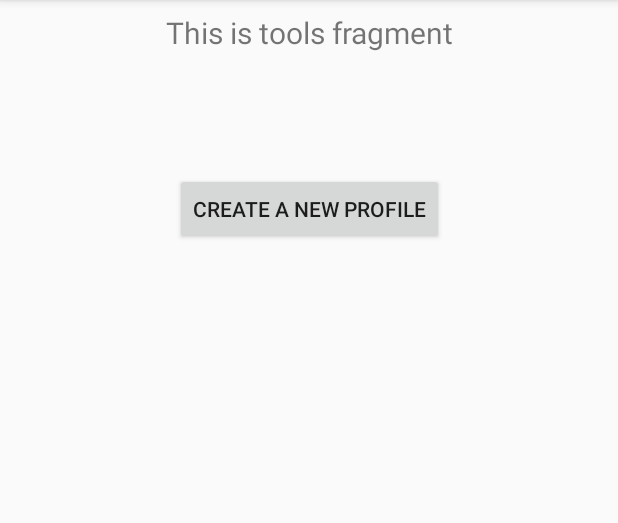
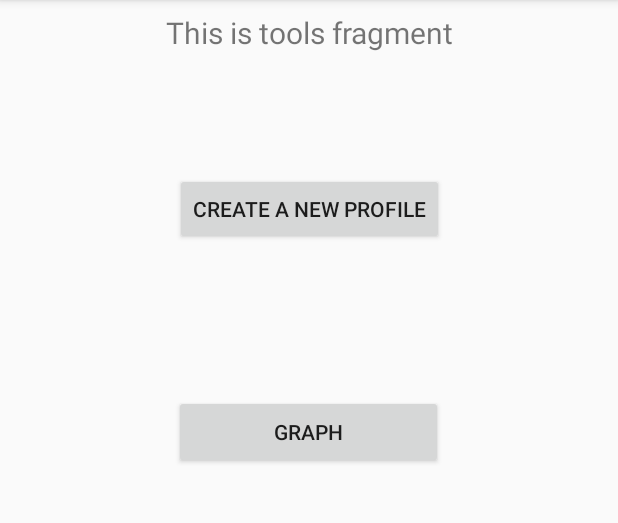
Before and after one commit to sixela98/SafeHouse, an Android app: the fragment ToolsFragment shown on its own in the app's theme, on a phone screen of 412 x 824 dp, the part 84-607 px from its top. Run offline under Robolectric (Android 15) with nearby library versions, the phone set to English and light mode, and no system bars; libraries missing offline, so code that uses them is left out: com.jjoe64.graphview.

Commit message:
Added Graph Activity

```diff
--- a/app/build.gradle
+++ b/app/build.gradle
@@ -38,6 +38,7 @@ dependencies {
     androidTestImplementation 'androidx.test.espresso:espresso-core:3.1.1'
     implementation 'com.google.firebase:firebase-analytics:17.2.1'
     implementation 'com.google.firebase:firebase-database:19.2.0'
+    implementation 'com.jjoe64:graphview:4.2.2'
 }
 
 apply plugin: 'com.google.gms.google-services'
--- a/app/src/main/java/com/example/safehouse/ui/tools/ToolsFragment.java
+++ b/app/src/main/java/com/example/safehouse/ui/tools/ToolsFragment.java
@@ -1,9 +1,11 @@
 package com.example.safehouse.ui.tools;
 
+import android.content.Intent;
 import android.os.Bundle;
 import android.view.LayoutInflater;
 import android.view.View;
 import android.view.ViewGroup;
+import android.widget.Button;
 import android.widget.TextView;
 
 import androidx.annotation.Nullable;
@@ -12,11 +14,17 @@ import androidx.fragment.app.Fragment;
 import androidx.lifecycle.Observer;
 import androidx.lifecycle.ViewModelProviders;
 
+import com.example.safehouse.MainActivity;
 import com.example.safehouse.R;
+import com.jjoe64.graphview.GraphView;
+import com.jjoe64.graphview.series.DataPoint;
+import com.jjoe64.graphview.series.LineGraphSeries;
 
 public class ToolsFragment extends Fragment {
 
+    private Button goToGraph;
     private ToolsViewModel toolsViewModel;
+
 
     public View onCreateView(@NonNull LayoutInflater inflater,
                              ViewGroup container, Bundle savedInstanceState) {
@@ -30,6 +38,16 @@ public class ToolsFragment extends Fragment {
                 textView.setText(s);
             }
         });
+
+        goToGraph = root.findViewById(R.id.goToGraph);
+
+        goToGraph.setOnClickListener(new View.OnClickListener(){
+            public void onClick(View v) {
+                Intent intent = new Intent(getContext(),Graph.class);
+                startActivity(intent);
+            }
+        });
+
         return root;
     }
 }
--- a/app/src/main/java/com/example/safehouse/ui/tools/ToolsViewModel.java
+++ b/app/src/main/java/com/example/safehouse/ui/tools/ToolsViewModel.java
@@ -16,9 +16,6 @@ public class ToolsViewModel extends ViewModel {
         mText = new MutableLiveData<>();
         mText.setValue("This is tools fragment");
 
-
-
-
     }
 
     public LiveData<String> getText() {
--- a/app/src/main/res/layout/fragment_tools.xml
+++ b/app/src/main/res/layout/fragment_tools.xml
@@ -27,4 +27,15 @@
         app:layout_constraintEnd_toEndOf="parent"
         app:layout_constraintStart_toStartOf="parent"
         app:layout_constraintTop_toBottomOf="@+id/text_tools" />
+
+    <Button
+        android:id="@+id/goToGraph"
+        android:layout_width="179dp"
+        android:layout_height="49dp"
+        android:layout_marginTop="100dp"
+        android:text="Graph"
+        app:layout_constraintEnd_toEndOf="parent"
+        app:layout_constraintHorizontal_bias="0.498"
+        app:layout_constraintStart_toStartOf="parent"
+        app:layout_constraintTop_toBottomOf="@+id/newProfileButton" />
 </androidx.constraintlayout.widget.ConstraintLayout>
--- a/app/src/main/res/values-v21/styles.xml
+++ /dev/null
@@ -1,8 +0,0 @@
-<resources>
-
-    <style name="AppTheme.NoActionBar">
-        <item name="windowActionBar">false</item>
-        <item name="windowNoTitle">true</item>
-        <item name="android:statusBarColor">@android:color/transparent</item>
-    </style>
-</resources>
```
Also changed, not shown: app/src/main/AndroidManifest.xml (+4 -4 lines), app/src/main/java/com/example/safehouse/object_classes/AirQualitySensor.java (added, +8 -0 lines), app/src/main/java/com/example/safehouse/ui/tools/Graph.java (added, +52 -0 lines), app/src/main/res/layout/activity_graph.xml (added, +13 -0 lines).
